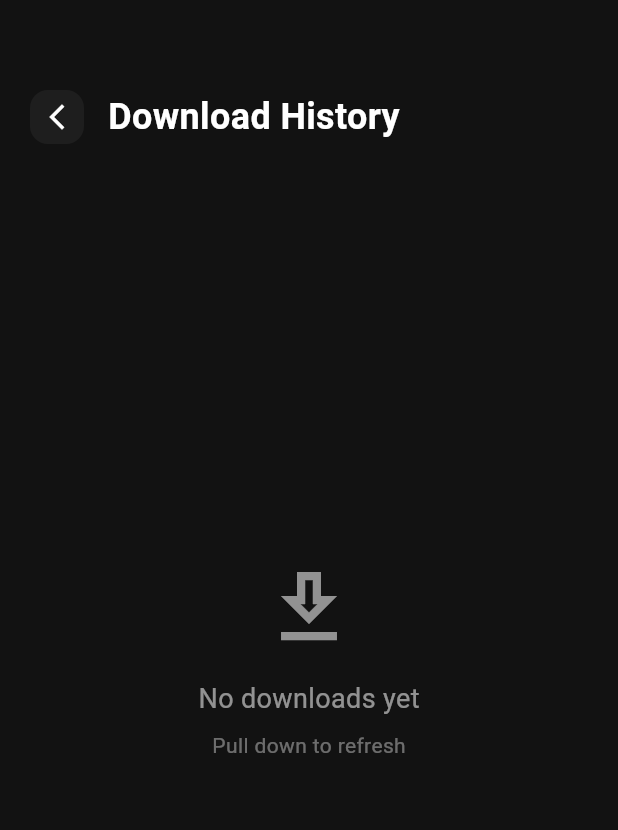
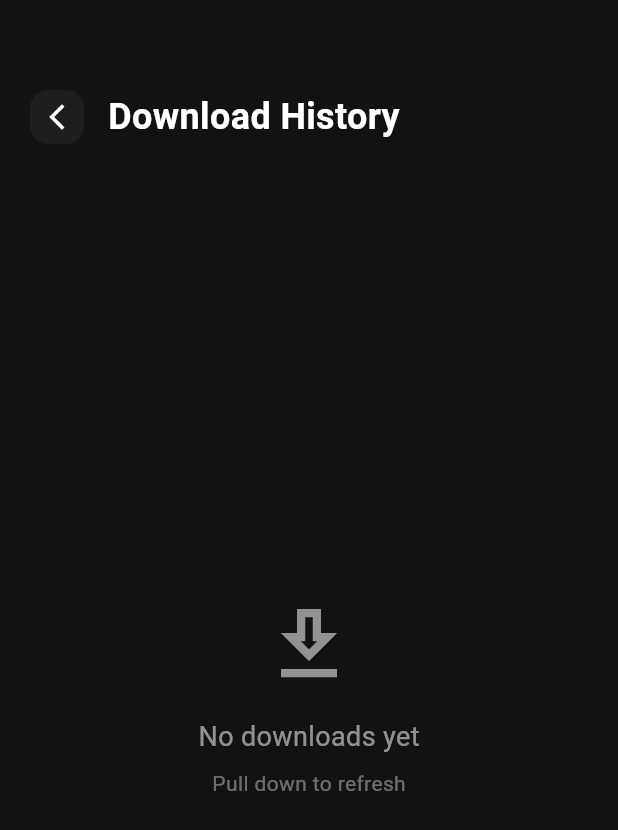
Before and after one commit to hiotakuofficial-cloud/GetInsta, a Flutter app: the HistoryScreen screen opened directly, on a phone screen of 412 x 824 dp. Shown: the top 830 px of the screen. Run offline on Flutter 3.47's test engine with Material 3 defaults, Android fonts, the phone set to English and light mode, and no system bars; our stand-ins replace connectivity_plus, flutter_local_notifications, fluttertoast, open_file, permission_handler.

Commit message:
Fix video player with open_file package and improve elastic scrolling for empty history

```diff
--- a/lib/screens/history_screen.dart
+++ b/lib/screens/history_screen.dart
@@ -1,7 +1,7 @@
 import 'package:flutter/material.dart';
 import 'package:flutter/services.dart';
 import 'package:fluttertoast/fluttertoast.dart';
-import 'package:url_launcher/url_launcher.dart';
+import 'package:open_file/open_file.dart';
 import 'dart:io';
 import '../services/download_history.dart';
 import '../services/instagram_handler.dart';
@@ -132,35 +132,37 @@ class _HistoryScreenState extends State<HistoryScreen> {
                           ? RefreshIndicator(
                               onRefresh: _loadDownloads,
                               color: const Color(0xFF6C63FF),
-                              child: ListView(
+                              child: CustomScrollView(
                                 physics: const BouncingScrollPhysics(), // iOS elastic effect
-                                children: [
-                                  SizedBox(height: MediaQuery.of(context).size.height * 0.3),
-                                  const Center(
+                                slivers: [
+                                  SliverFillRemaining(
+                                    hasScrollBody: false,
                                     child: Column(
                                       mainAxisAlignment: MainAxisAlignment.center,
                                       children: [
-                                        Icon(
+                                        const Spacer(),
+                                        const Icon(
                                           Icons.download_outlined,
                                           size: 64,
                                           color: Colors.white54,
                                         ),
-                                        SizedBox(height: 16),
-                                        Text(
+                                        const SizedBox(height: 16),
+                                        const Text(
                                           'No downloads yet',
                                           style: TextStyle(
                                             fontSize: 18,
                                             color: Colors.white54,
                                           ),
                                         ),
-                                        SizedBox(height: 8),
-                                        Text(
+                                        const SizedBox(height: 8),
+                                        const Text(
                                           'Pull down to refresh',
                                           style: TextStyle(
                                             fontSize: 14,
                                             color: Colors.white38,
                                           ),
                                         ),
+                                        const Spacer(),
                                       ],
                                     ),
                                   ),
@@ -527,27 +529,18 @@ class _HistoryScreenState extends State<HistoryScreen> {
       try {
         Fluttertoast.showToast(msg: "Opening video...");
 
-        // Use content URI for Android file access
-        final uri = Uri.parse('content://media/external/video/media');
+        // Use open_file package for better file handling
+        final result = await OpenFile.open(filePath);
 
-        // Try to launch with file URI directly
-        await launchUrl(
-          Uri.file(filePath),
-          mode: LaunchMode.externalApplication,
-        );
-
-        Fluttertoast.showToast(msg: "Video opened!");
+        if (result.type == ResultType.done) {
+          Fluttertoast.showToast(msg: "Video opened!");
+        } else if (result.type == ResultType.noAppToOpen) {
+          Fluttertoast.showToast(msg: "No video player found");
+        } else {
+          Fluttertoast.showToast(msg: "Failed to open video");
+        }
       } catch (e) {
-        // Fallback: try with different approach
-        try {
-          await launchUrl(
-            Uri.parse('file://$filePath'),
-            mode: LaunchMode.externalApplication,
-          );
-          Fluttertoast.showToast(msg: "Video opened with fallback!");
-        } catch (e2) {
-          Fluttertoast.showToast(msg: "No video player available");
-        }
+        Fluttertoast.showToast(msg: "Error opening video");
       }
     } else {
       Fluttertoast.showToast(msg: "File path is null");
--- a/pubspec.yaml
+++ b/pubspec.yaml
@@ -17,6 +17,7 @@ dependencies:
   permission_handler: ^11.1.0
   flutter_local_notifications: ^16.3.2
   fluttertoast: ^8.2.4
+  open_file: ^3.3.2
 
 dev_dependencies:
   flutter_test:
```
